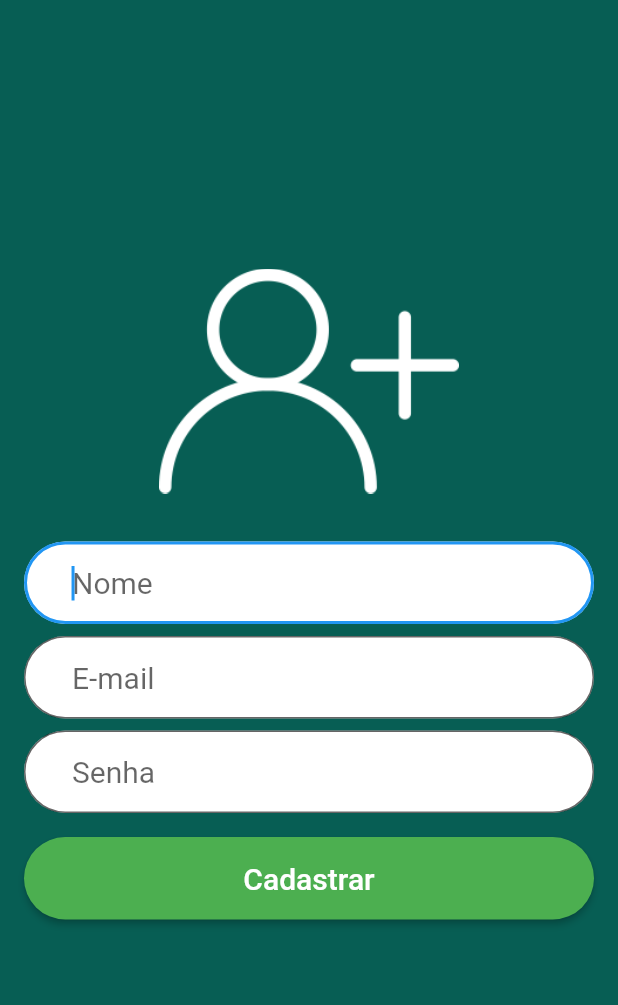
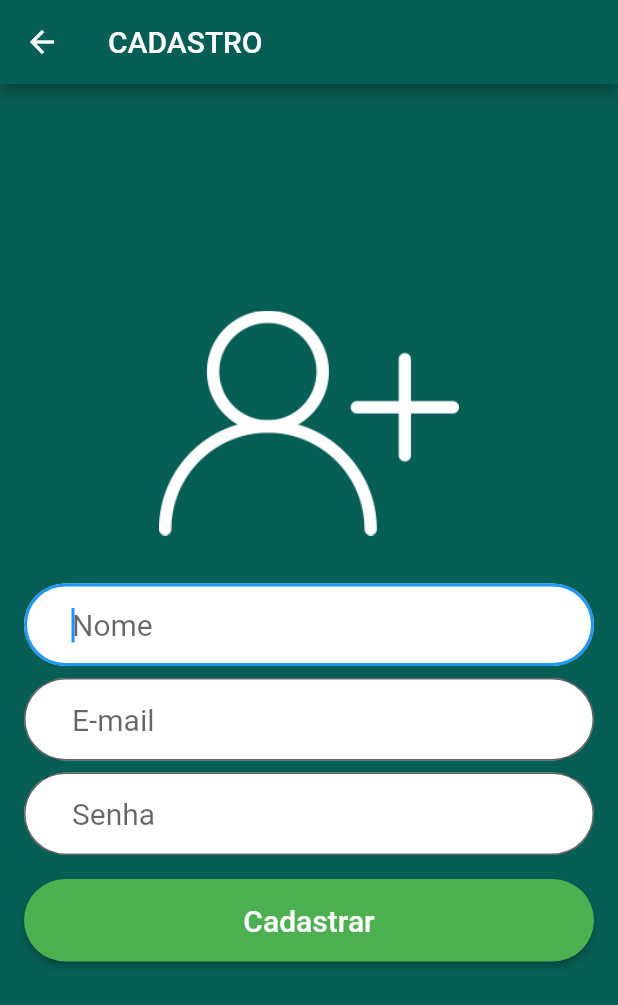
Before and after one commit to dionlaranjeira/whatsapp_clone, a Flutter app: the Cadastro screen opened directly, on a phone screen of 412 x 824 dp. Shown: the top 1005 px of the screen. Run offline on Flutter 3.47's test engine with Material 2 defaults, Android fonts, the phone set to English and light mode, and no system bars; our stand-ins replace firebase_core; accounts and stored records are empty.

Commit message:
Update cadastro.dart

```diff
--- a/lib/views/cadastro.dart
+++ b/lib/views/cadastro.dart
@@ -11,6 +11,7 @@ class _CadastroState extends State<Cadastro> {
   @override
   Widget build(BuildContext context) {
     return Scaffold(
+        appBar: AppBar(title: Text("CADASTRO"),backgroundColor: Color(0xff075e54),),
         body: Container(
           decoration: const BoxDecoration(color: Color(0xff075e54)),
           padding: const EdgeInsets.all(16),
```
